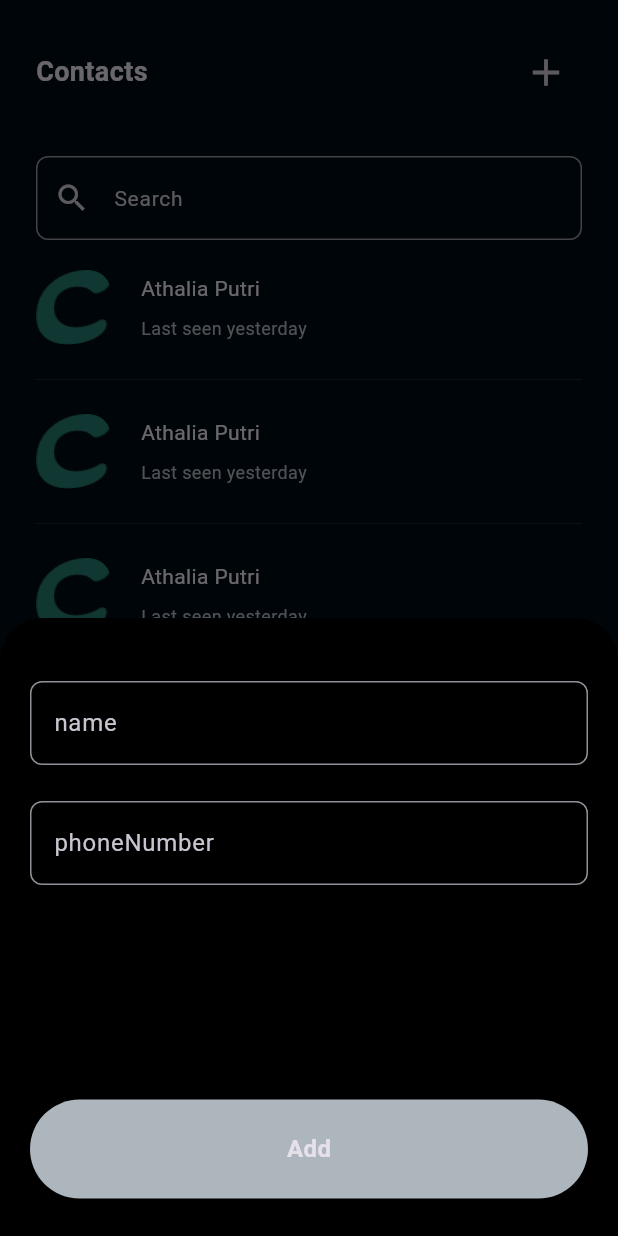
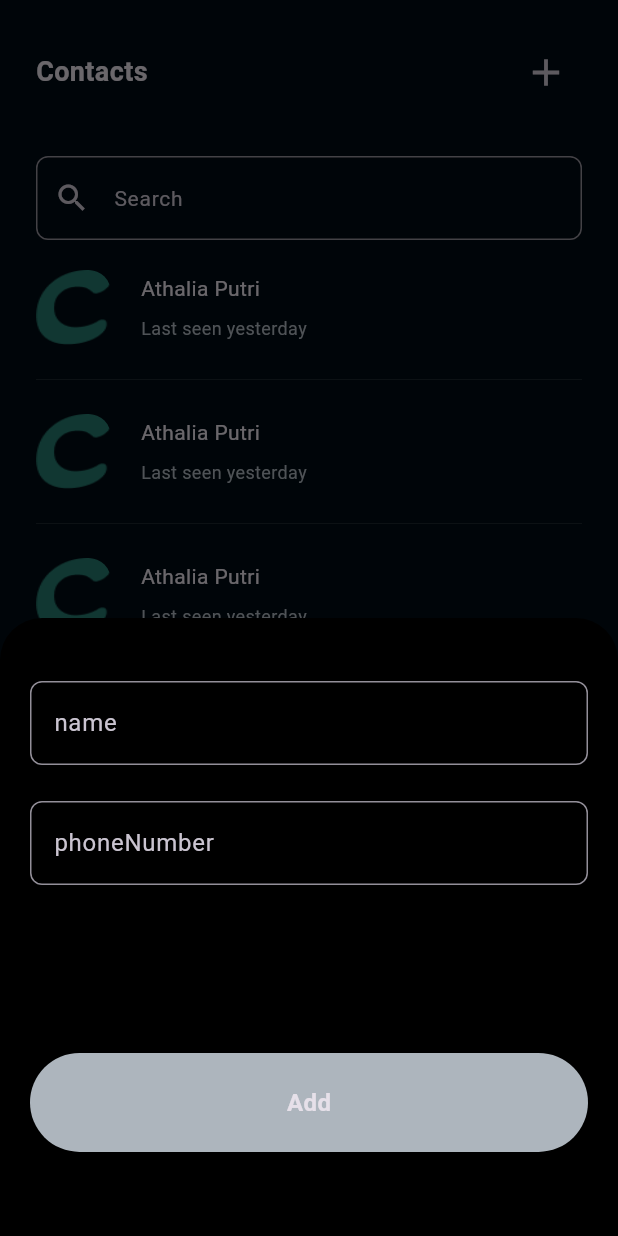
Before and after one commit to dragoncoder11/chatapp, a Flutter app: the HomePage screen opened by its route, after a tap on the "add" icon, on a phone screen of 412 x 824 dp. Run offline on Flutter 3.47's test engine with Material 3 defaults, Android fonts, the phone set to English and light mode, and no system bars; our stand-ins replace cloud_firestore, firebase_auth, firebase_core, intl_phone_field; accounts and stored records are empty.

Commit message:
fix the model sheet

```diff
--- a/chatapp/lib/core/utils/custom_text_field.dart
+++ b/chatapp/lib/core/utils/custom_text_field.dart
@@ -1,40 +1,33 @@
-import 'package:chatapp/core/utils/constants.dart';
 import 'package:flutter/material.dart';
+class CustomTextField extends StatelessWidget {
+  CustomTextField({required this.controller, required this.hint});
 
-class CustomTextField extends StatelessWidget {
-   CustomTextField({super.key, required this.controller, required this.hint, required this.type});
- final GlobalKey formkey=GlobalKey<FormState>();
- final TextEditingController controller;
- final String hint;
-  final TextInputType type;
+  final TextEditingController controller;
+  final String hint;
+
   @override
   Widget build(BuildContext context) {
-    return  Form(
-      key: formkey,
-      child: Padding(
-        padding: const EdgeInsets.symmetric(horizontal: 20,vertical: 12),
-        child: TextFormField(
-          controller: controller,
+    return Padding(
+      padding: const EdgeInsets.symmetric(horizontal: 20, vertical: 12),
+      child: TextFormField(
+        controller: controller,
         decoration: InputDecoration(
-          fillColor: kgreycolor,
           hintText: hint,
           border: OutlineInputBorder(
             borderRadius: BorderRadius.circular(8),
-            borderSide:const BorderSide(color: Colors.white ),
+            borderSide: const BorderSide(color: Colors.white),
           ),
-            focusedBorder: OutlineInputBorder(
+          focusedBorder: OutlineInputBorder(
             borderRadius: BorderRadius.circular(8),
-            borderSide:const BorderSide(color: Colors.white ),
+            borderSide: const BorderSide(color: Colors.white),
           ),
-
         ),
-        keyboardType: type,
         validator: (value) {
-          if(value==null|| value.isEmpty){
+          if (value == null || value.isEmpty) {
             return '$hint is required';
           }
+          return null;
         },
-        ),
       ),
     );
   }
--- a/chatapp/lib/features/auth/presentation/views/widgets/login_page_body.dart
+++ b/chatapp/lib/features/auth/presentation/views/widgets/login_page_body.dart
@@ -3,7 +3,6 @@ import 'package:chatapp/core/utils/styles.dart';
 import 'package:chatapp/features/auth/presentation/views/otp_page.dart';
 import 'package:firebase_auth/firebase_auth.dart';
 import 'package:flutter/material.dart';
-import 'package:intl_phone_field/countries.dart';
 import 'package:intl_phone_field/intl_phone_field.dart';
 
 class LoginPageBody extends StatefulWidget {
--- a/chatapp/lib/features/home/presentation/views/widgets/contacts_page_body.dart
+++ b/chatapp/lib/features/home/presentation/views/widgets/contacts_page_body.dart
@@ -5,14 +5,45 @@ import 'package:chatapp/core/utils/custom_text_field.dart';
 import 'package:chatapp/core/utils/search_text_field.dart';
 import 'package:chatapp/features/home/presentation/views/widgets/contact_item.dart';
 import 'package:flutter/material.dart';
-import 'package:flutter/widgets.dart';
+import 'package:cloud_firestore/cloud_firestore.dart';
 
-class ContactsPageBody extends StatelessWidget {
+class ContactsPageBody extends StatefulWidget {
    ContactsPageBody({super.key});
+
+  @override
+  State<ContactsPageBody> createState() => _ContactsPageBodyState();
+}
+class _ContactsPageBodyState extends State<ContactsPageBody> {
   TextEditingController namecontroller=TextEditingController();
+
     TextEditingController phonecontroller=TextEditingController();
+
+    CollectionReference contacts = FirebaseFirestore.instance.collection('contacts');
+            GlobalKey formkey=GlobalKey<FormState>();
+    Future<void> addUser() async {
+       if (formkey.currentState!.validate()) {
+      try {
+        await contacts.add({
+          'name': namecontroller.text,
+          'phone': phonecontroller.text,
+        });
+        print("User Added");
+      } catch (error) {
+        print("Failed to add user: $error");
+      }
+    }
+    }
+
   @override
+ void dispose() {
+namecontroller.dispose();
+    phonecontroller.dispose();
+     super.dispose();
+  }
+  @override
+
   Widget build(BuildContext context) {
+
     return Padding(
       padding: const EdgeInsets.all(24),
       child: SafeArea(
@@ -21,21 +52,28 @@ class ContactsPageBody extends StatelessWidget {
             CustomAppbar(ontap: (){
               showModalBottomSheet(backgroundColor:Colors.black,context: context, builder: (context){
                 return SizedBox(height: MediaQuery.of(context).size.height*.5,
-                child: Column(
-                  children: [
-                    Expanded(
-                      child: Column(children: [
-                       const SizedBox(height: 30,),
-                        CustomTextField(controller: namecontroller, hint: 'name',type:TextInputType.text ,),
-                        CustomTextField(controller: phonecontroller, hint: 'phoneNumber',type:TextInputType.phone ,),
-                      ],),
-                    ),
-                    Padding(
-                      padding: const EdgeInsets.symmetric(horizontal: 20),
-                      child: CustomButton(ontap: (){}, title: 'Add',color: kgreycolor,),
-                    )
-                  ],
-                ),);
+
+
+                     child:   Form(
+                      key: formkey,
+                       child: ListView(children: [
+                         const SizedBox(height: 30,),
+                          CustomTextField(controller: namecontroller, hint: 'name',),
+                          CustomTextField(controller: phonecontroller, hint: 'phoneNumber',),
+                            const SizedBox(height: 100,),
+                               Padding(
+                        padding: const EdgeInsets.symmetric(horizontal: 20),
+                        child: CustomButton(ontap: (){
+                      addUser();
+                      namecontroller.clear();
+                      phonecontroller.clear();
+                        }, title: 'Add',color: kgreycolor,),
+
+                                       ),
+                        ],),
+                     ),
+
+                   );
               });
             }, icon: Icons.add, title: 'Contacts'),
            const SizedBox(height: 32,),
--- a/chatapp/lib/main.dart
+++ b/chatapp/lib/main.dart
@@ -29,7 +29,7 @@ class MyApp extends StatelessWidget {
       OtpPage.id:(context) => const OtpPage(),
        HomePage.id:(context) => const HomePage(),
       },
-      initialRoute: SplashScreen.id,
+      initialRoute: HomePage.id,
      );
   }
 }
--- a/chatapp/pubspec.yaml
+++ b/chatapp/pubspec.yaml
@@ -38,6 +38,7 @@ dependencies:
   cupertino_icons: ^1.0.2
   firebase_core: ^2.25.4
   firebase_auth: ^4.17.4
+  cloud_firestore: ^4.15.4
 
 dev_dependencies:
   flutter_test:
```
Also changed, not shown: chatapp/pubspec.lock, 3 other files.
